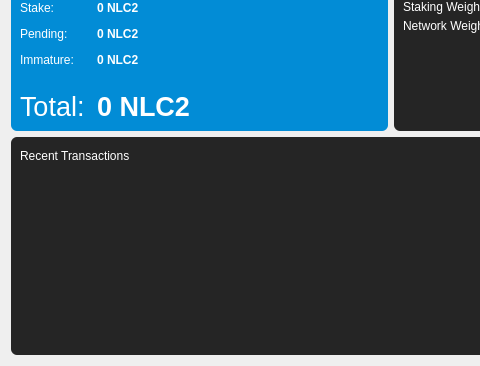
The window that src/qt/forms/overviewpage.ui (NoLimitCoin/NoLimitCoin-Core) describes before a commit, drawn with Qt 5; both pictures show x 0 to 480 and y 94 to 460 of the 611 by 460 pixel window.
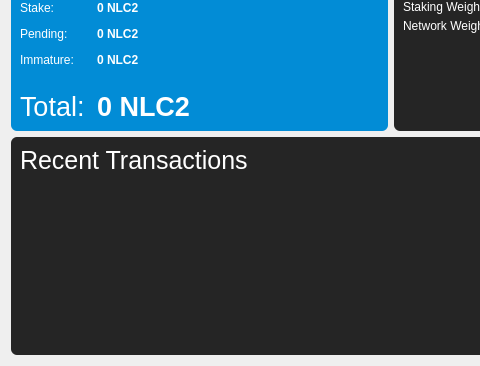
The same window after the commit. Icons and pictures are not drawn.

The edit to the form file:
```diff
--- a/src/qt/forms/overviewpage.ui
+++ b/src/qt/forms/overviewpage.ui
@@ -47,7 +47,7 @@
           <item>
            <widget class="QLabel" name="label_4">
             <property name="styleSheet">
-             <string notr="true">font-size: 25px;\nbackground: transparent;</string>
+             <string notr="true">font-size: 25px; background: transparent;</string>
             </property>
             <property name="text">
              <string>Recent Transactions</string>
```
